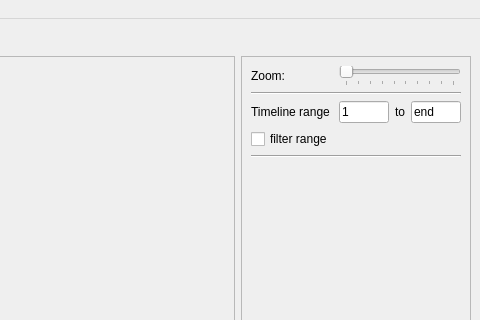
Before: the Qt Designer form PyContact/gui/MainQtGui.ui in maxscheurer/pycontact, drawn with Qt 5; both pictures show x 785 to 1265 and y 0 to 320 of the 1265 by 864 pixel window.
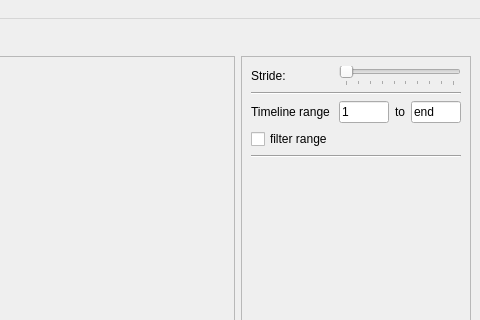
After: the same form once the commit is applied.

What changed in the file:
```diff
--- a/PyContact/gui/MainQtGui.ui
+++ b/PyContact/gui/MainQtGui.ui
@@ -147,7 +147,7 @@
           </sizepolicy>
          </property>
          <property name="text">
-          <string>Zoom:</string>
+          <string>Stride:</string>
          </property>
         </widget>
        </item>
```
